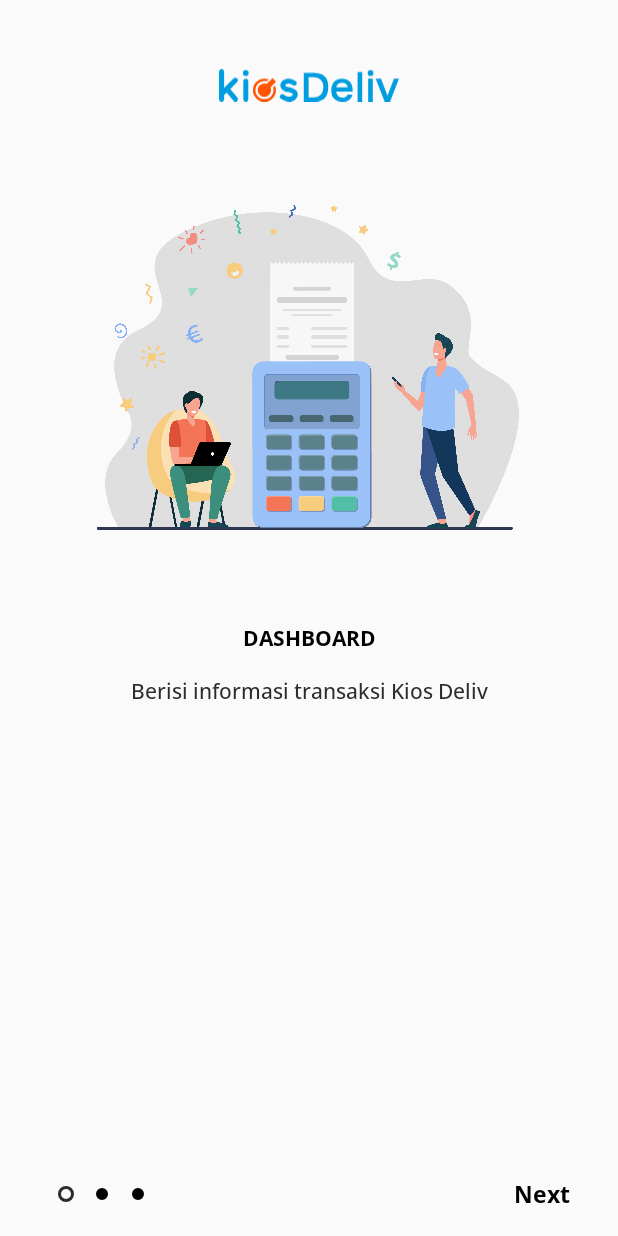
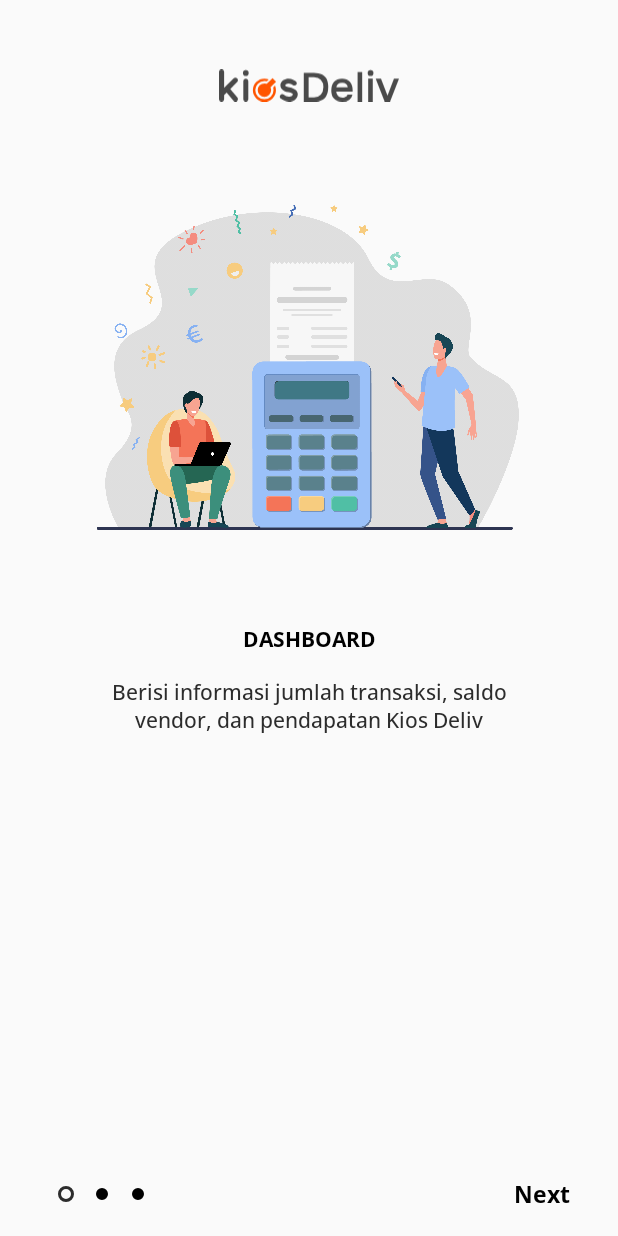
Before and after one commit to diardooo/DashboardKiosDeliv, an Android app: the screen it shows after launch (BoardingActivity), on a phone screen of 412 x 824 dp. Run offline under Robolectric (Android 15) with nearby library versions, the phone set to English and light mode, and no system bars.

Commit message:
Revisi onboarding

```diff
--- a/app/src/main/java/com/example/dashboardkiosdeliv/BoardingActivity.kt
+++ b/app/src/main/java/com/example/dashboardkiosdeliv/BoardingActivity.kt
@@ -44,9 +44,9 @@ class BoardingActivity : AppCompatActivity() {
         // Add some data to model class
 
         val onBoardingData:MutableList<OnBoardingData> = ArrayList()
-        onBoardingData.add(OnBoardingData("DASHBOARD","Berisi informasi transaksi Kios Deliv",R.drawable.onboarding_transaksi))
-        onBoardingData.add(OnBoardingData("LOKET","Terdapat informasi progres loket Kios Deliv",R.drawable.onboarding_loket))
-        onBoardingData.add(OnBoardingData("DEPOSIT","Berisi informasi deposit user Kios Deliv", R.drawable.onboarding_deposit))
+        onBoardingData.add(OnBoardingData("DASHBOARD","Berisi informasi jumlah transaksi, saldo vendor, dan pendapatan Kios Deliv",R.drawable.onboarding_transaksi))
+        onBoardingData.add(OnBoardingData("LOKET","Terdapat informasi progres loket Kios Deliv dan informasi transaksi loket baru",R.drawable.onboarding_loket))
+        onBoardingData.add(OnBoardingData("DEPOSIT","Berisi informasi jumlah deposit user Kios Deliv pada tiap bank", R.drawable.onboarding_deposit))
 
         setOnboardingViewPagerAdapter(onBoardingData)
 
--- a/app/src/main/res/drawable-v24/logo_kios_deliv.xml
+++ b/app/src/main/res/drawable-v24/logo_kios_deliv.xml
@@ -1,38 +1,38 @@
 <vector android:height="89.73467dp" android:viewportHeight="77.12213"
     android:viewportWidth="429.7231" android:width="500dp" xmlns:android="http://schemas.android.com/apk/res/android">
-    <path android:fillAlpha="1" android:fillColor="#009de0"
+    <path android:fillAlpha="1" android:fillColor="@color/grayMuda"
         android:pathData="m6.058,77.104c3.415,0 6.168,-2.754 6.168,-6.058L12.226,61.353L18.285,55.294 34.476,74.901c1.101,1.432 2.864,2.203 4.626,2.203 1.322,0 2.754,-0.441 3.855,-1.432 2.644,-2.093 2.974,-5.948 0.881,-8.592L26.876,46.703 43.398,30.181c2.423,-2.313 2.423,-6.168 0,-8.592 -2.313,-2.313 -6.278,-2.313 -8.592,0L12.226,44.169L12.226,6.058c0,-3.304 -2.754,-6.058 -6.168,-6.058 -3.415,0 -6.058,2.754 -6.058,6.058v64.987c0,3.304 2.644,6.058 6.058,6.058z"
         android:strokeAlpha="1" android:strokeColor="#00000000"
         android:strokeLineCap="butt" android:strokeLineJoin="miter" android:strokeWidth="1.57354462"/>
-    <path android:fillAlpha="1" android:fillColor="#009de0"
+    <path android:fillAlpha="1" android:fillColor="@color/grayMuda"
         android:pathData="m294.46,67.199q2.865,0 5.105,-0.546 2.24,-0.595 3.491,-1.389 1.25,-0.844 2.136,-1.935 0.886,-1.092 1.198,-1.836 0.313,-0.744 0.469,-1.538l11.878,0q-1.667,8.088 -8.023,12.653 -6.304,4.515 -16.306,4.515 -12.816,0 -19.588,-6.996 -6.773,-6.996 -6.773,-19.699 0,-13.05 6.721,-20.641 6.772,-7.641 19.119,-7.641 11.826,0 18.494,7.443 6.721,7.443 6.721,20.145 0,1.389 -0.104,3.176l-39.177,0q0.469,6.302 4.272,10.321 3.855,3.97 10.367,3.97zM307.328,42.985q-1.146,-10.916 -13.389,-10.916 -5.939,0 -9.742,3.176 -3.751,3.126 -4.064,7.741z"
         android:strokeAlpha="1" android:strokeColor="#00000000"
         android:strokeLineCap="butt" android:strokeLineJoin="miter" android:strokeWidth="0.55579394"/>
-    <path android:fillAlpha="1" android:fillColor="#009de0"
+    <path android:fillAlpha="1" android:fillColor="@color/grayMuda"
         android:pathData="m330.877,77.122l0,-70.659l10.964,0l0,70.659z"
         android:strokeAlpha="1" android:strokeColor="#00000000"
         android:strokeLineCap="butt" android:strokeLineJoin="miter" android:strokeWidth="0.5357703"/>
-    <path android:fillAlpha="1" android:fillColor="#009de0"
+    <path android:fillAlpha="1" android:fillColor="@color/grayMuda"
         android:pathData="m395.563,77.122 l-21.447,-55.034l12.635,0l15.528,40.65 15.415,-40.65l12.028,0l-21.387,55.034z"
         android:strokeAlpha="1" android:strokeColor="#00000000"
         android:strokeLineCap="butt" android:strokeLineJoin="miter" android:strokeWidth="0.56997341"/>
-    <path android:fillAlpha="1" android:fillColor="#009de0"
+    <path android:fillAlpha="1" android:fillColor="@color/grayMuda"
         android:pathData="M361.836,8.831m-6.831,0a6.831,6.831 135,1 1,13.661 0a6.831,6.831 0,1 1,-13.661 0"
         android:strokeAlpha="1" android:strokeColor="#00000000"
         android:strokeLineCap="square" android:strokeLineJoin="miter" android:strokeWidth="2.23437762"/>
-    <path android:fillAlpha="1" android:fillColor="#009de0"
+    <path android:fillAlpha="1" android:fillColor="@color/grayMuda"
         android:pathData="m260.794,42.473q0,8.036 -1.879,14.229 -1.879,6.145 -4.963,9.974 -3.035,3.782 -7.419,6.192 -4.384,2.411 -8.913,3.356 -4.481,0.898 -9.732,0.898l-25.487,0l0,-68.543l24.33,0q5.733,0 10.455,0.945 4.721,0.898 8.19,2.553 3.517,1.607 6.167,4.018 2.698,2.411 4.433,5.247 1.734,2.836 2.794,6.334 1.108,3.498 1.542,7.091 0.482,3.545 0.482,7.705zM226.828,66.723q10.503,0 16.429,-6.571 5.974,-6.618 5.974,-17.821 0,-11.203 -5.926,-17.254 -5.878,-6.098 -16.718,-6.098l-12.623,0l0,47.743z"
         android:strokeAlpha="1" android:strokeColor="#00000000"
         android:strokeLineCap="butt" android:strokeLineJoin="miter" android:strokeWidth="0.52168691"/>
-    <path android:fillAlpha="1" android:fillColor="#009de0"
+    <path android:fillAlpha="1" android:fillColor="@color/grayMuda"
         android:pathData="m356.139,77.122l0,-55.034l10.964,0l0,55.034z"
         android:strokeAlpha="1" android:strokeColor="#00000000"
         android:strokeLineCap="butt" android:strokeLineJoin="miter" android:strokeWidth="0.4636969"/>
-    <path android:fillAlpha="1" android:fillColor="#009de0"
+    <path android:fillAlpha="1" android:fillColor="@color/grayMuda"
         android:pathData="m63.994,22.14c-3.304,0 -5.948,2.533 -5.948,6.058v42.958c0,3.304 2.644,5.948 5.948,5.948 3.415,0 5.948,-2.644 5.948,-5.948v-42.958c0,-3.525 -2.533,-6.058 -5.948,-6.058z"
         android:strokeAlpha="1" android:strokeColor="#00000000"
         android:strokeLineCap="butt" android:strokeLineJoin="miter" android:strokeWidth="1.57354462"/>
-    <path android:fillAlpha="1" android:fillColor="#009de0"
+    <path android:fillAlpha="1" android:fillColor="@color/grayMuda"
         android:pathData="m147.24,69.503c4.406,3.525 11.015,7.49 19.606,7.6 5.397,0 10.354,-1.652 14.319,-4.406 3.965,-2.864 6.939,-7.38 6.939,-12.777 0,-2.533 -0.771,-5.067 -2.093,-7.27 -1.873,-3.084 -4.847,-5.177 -7.821,-6.499 -3.194,-1.542 -6.609,-2.533 -10.244,-3.194h-0.11l-0.11,-0.11c-3.745,-0.661 -6.609,-1.652 -8.041,-2.644 -0.771,-0.441 -1.101,-0.881 -1.212,-1.101 -0.22,-0.33 -0.22,-0.441 -0.22,-0.881 0,-0.551 0.33,-1.542 1.762,-2.533 1.432,-1.101 3.855,-1.983 6.609,-1.983 3.525,0 6.609,1.762 10.134,4.075 2.754,1.873 6.389,1.101 8.151,-1.542 1.652,-2.754 0.881,-6.389 -1.762,-8.151 -3.525,-2.423 -8.922,-6.058 -16.522,-6.058 -5.067,0 -9.693,1.432 -13.548,4.075 -3.635,2.754 -6.499,7.049 -6.499,12.116 0,2.533 0.661,4.957 1.873,6.939 1.983,2.974 4.626,4.957 7.6,6.389 2.864,1.322 6.168,2.203 9.583,2.864h0.11c3.965,0.771 7.27,1.983 8.812,3.084 0.881,0.551 1.322,0.991 1.432,1.322 0.22,0.33 0.33,0.551 0.33,1.101 0,0.881 -0.441,1.983 -1.983,3.304 -1.762,1.101 -4.516,2.093 -7.49,2.093 -4.296,0.11 -9.252,-2.423 -12.116,-4.847 -2.423,-2.093 -6.278,-1.762 -8.261,0.881 -1.983,2.423 -1.652,6.168 0.771,8.151z"
         android:strokeAlpha="1" android:strokeColor="#00000000"
         android:strokeLineCap="butt" android:strokeLineJoin="miter" android:strokeWidth="1.57354462"/>
@@ -44,7 +44,7 @@
         android:pathData="m127.848,20.799 l-13.81,13.811a16.001,16.001 0,0 0,-5.635 -1.046,16.001 16.001,0 0,0 -16.001,16.002 16.001,16.001 0,0 0,16.001 16.001,16.001 16.001,0 0,0 16.001,-16.001 16.001,16.001 0,0 0,-1.553 -6.838l13.463,-13.462z"
         android:strokeAlpha="1" android:strokeColor="#00000000"
         android:strokeLineCap="square" android:strokeLineJoin="miter" android:strokeWidth="0.66931784"/>
-    <path android:fillAlpha="1" android:fillColor="#009de0"
+    <path android:fillAlpha="1" android:fillColor="@color/grayMuda"
         android:pathData="M63.994,8.831m-6.83,0a6.83,6.83 0,1 1,13.661 0a6.83,6.83 0,1 1,-13.661 0"
         android:strokeAlpha="1" android:strokeColor="#00000000"
         android:strokeLineCap="square" android:strokeLineJoin="miter" android:strokeWidth="9.53581333"/>
--- a/app/src/main/res/layout/onboarding_screen_layout.xml
+++ b/app/src/main/res/layout/onboarding_screen_layout.xml
@@ -21,7 +21,7 @@
         android:id="@+id/titlee"
         android:layout_width="wrap_content"
         android:layout_height="wrap_content"
-        android:layout_marginTop="15dp"
+        android:layout_marginTop="16dp"
         android:text="TextView"
         android:fontFamily="@font/opensans_bold"
         android:textColor="@color/black"
@@ -31,15 +31,18 @@
 
         <TextView
             android:id="@+id/desc"
-        android:layout_width="wrap_content"
-        android:layout_height="20dp"
+            android:layout_width="300dp"
+            android:layout_height="wrap_content"
             android:layout_marginTop="15dp"
             android:text="TextView"
-        android:gravity="center"
+            android:lines="4"
+            android:maxLines="4"
+            android:gravity="center|top"
             android:fontFamily="@font/opensans_medium"
             android:textColor="@color/gray"
             app:layout_constraintEnd_toEndOf="parent"
             app:layout_constraintStart_toStartOf="parent"
             app:layout_constraintTop_toBottomOf="@+id/titlee" />
 
+
 </androidx.constraintlayout.widget.ConstraintLayout>
```
Lines whose indentation alone changed are shown as unchanged.
